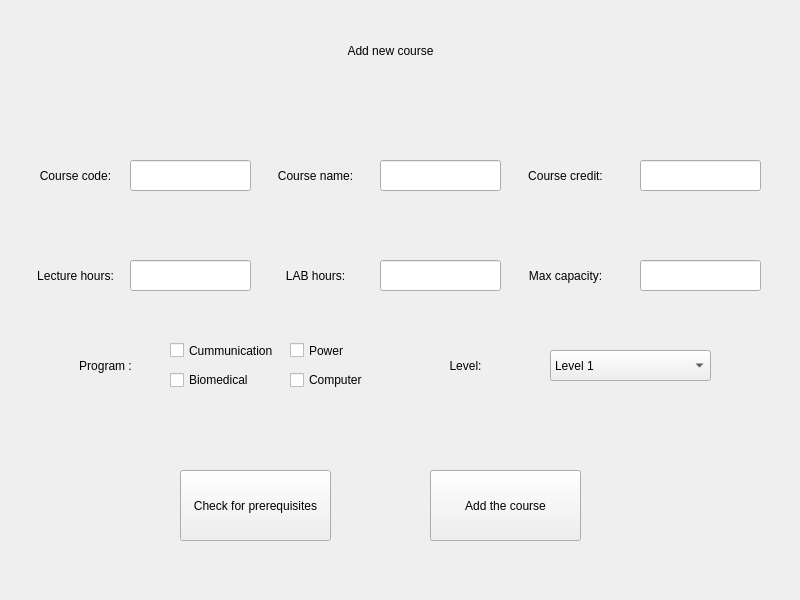
Before: the Qt Designer form GUI_AddingNewCourse.ui in nwaaf20050-netizen/EE202_Course_Project, drawn with Qt 5.
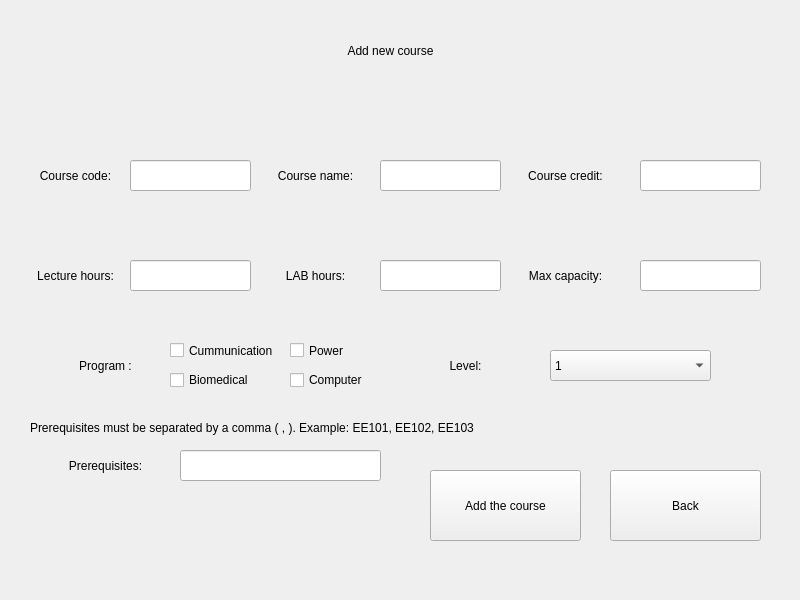
After: the same form once the commit is applied.

```diff
--- a/GUI_AddingNewCourse.ui
+++ b/GUI_AddingNewCourse.ui
@@ -50,22 +50,6 @@
      <set>Qt::AlignCenter</set>
     </property>
    </widget>
-   <widget class="QPushButton" name="pushButton_CheckPrerequisites">
-    <property name="geometry">
-     <rect>
-      <x>180</x>
-      <y>470</y>
-      <width>151</width>
-      <height>71</height>
-     </rect>
-    </property>
-    <property name="styleSheet">
-     <string notr="true">font: 10pt &quot;Rockwell&quot;</string>
-    </property>
-    <property name="text">
-     <string>Check for prerequisites</string>
-    </property>
-   </widget>
    <widget class="QPushButton" name="pushButton_AddCourse">
     <property name="geometry">
      <rect>
@@ -290,7 +274,7 @@
     </property>
     <item>
      <property name="text">
-      <string>Level 1</string>
+      <string>1</string>
      </property>
     </item>
     <item>
@@ -411,6 +395,70 @@
      <string>Power</string>
     </property>
    </widget>
+   <widget class="QLabel" name="label_10">
+    <property name="geometry">
+     <rect>
+      <x>20</x>
+      <y>450</y>
+      <width>171</width>
+      <height>31</height>
+     </rect>
+    </property>
+    <property name="styleSheet">
+     <string notr="true">font: 12pt &quot;rockwell&quot;</string>
+    </property>
+    <property name="text">
+     <string>Prerequisites:</string>
+    </property>
+    <property name="alignment">
+     <set>Qt::AlignCenter</set>
+    </property>
+   </widget>
+   <widget class="QLabel" name="label_11">
+    <property name="geometry">
+     <rect>
+      <x>30</x>
+      <y>420</y>
+      <width>491</width>
+      <height>16</height>
+     </rect>
+    </property>
+    <property name="text">
+     <string>Prerequisites must be separated by a comma ( , ). Example: EE101, EE102, EE103</string>
+    </property>
+   </widget>
+   <widget class="QLineEdit" name="lineEdit_Prerequisites">
+    <property name="geometry">
+     <rect>
+      <x>180</x>
+      <y>450</y>
+      <width>201</width>
+      <height>31</height>
+     </rect>
+    </property>
+    <property name="styleSheet">
+     <string notr="true">font: 12pt &quot;rockwell&quot;</string>
+    </property>
+    <property name="alignment">
+     <set>Qt::AlignCenter</set>
+    </property>
+   </widget>
+   <widget class="QPushButton" name="pushButton_Back">
+    <property name="geometry">
+     <rect>
+      <x>610</x>
+      <y>470</y>
+      <width>151</width>
+      <height>71</height>
+     </rect>
+    </property>
+    <property name="styleSheet">
+     <string notr="true">font: 12pt &quot;Rockwell&quot;</string>
+    </property>
+    <property name="text">
+     <string>Back</string>
+    </property>
+   </widget>
   </widget>
   <widget class="QMenuBar" name="menubar">
    <property name="geometry">
```
Left out of the diff: 6 changed lines with no effect on the pictures.
